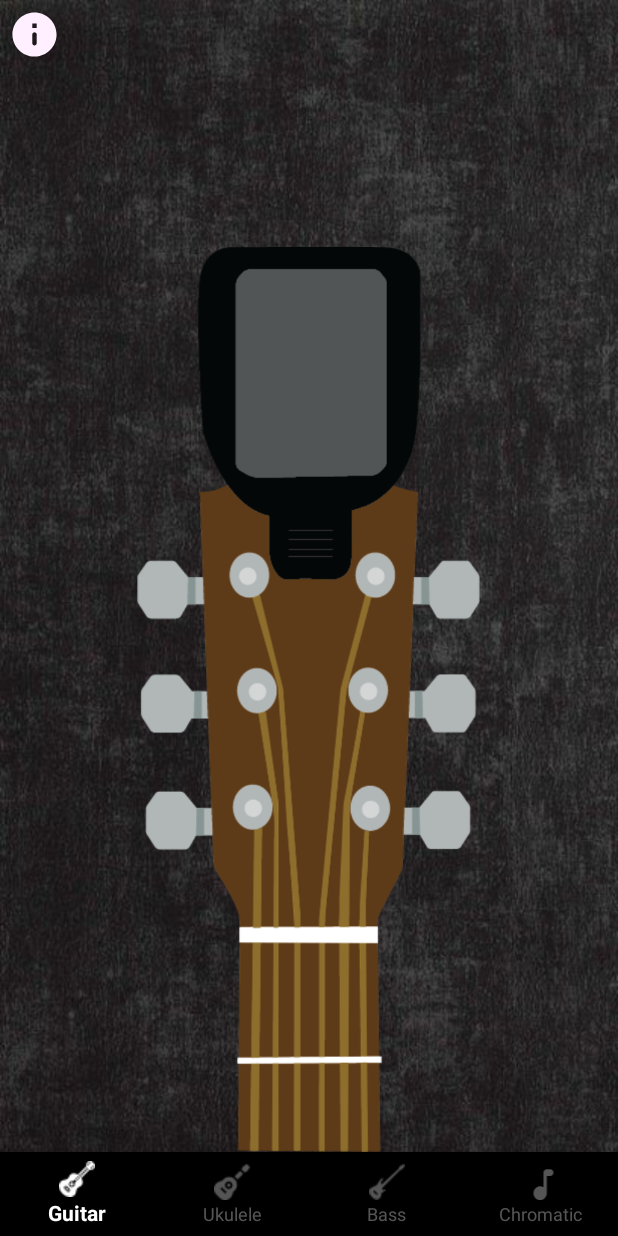
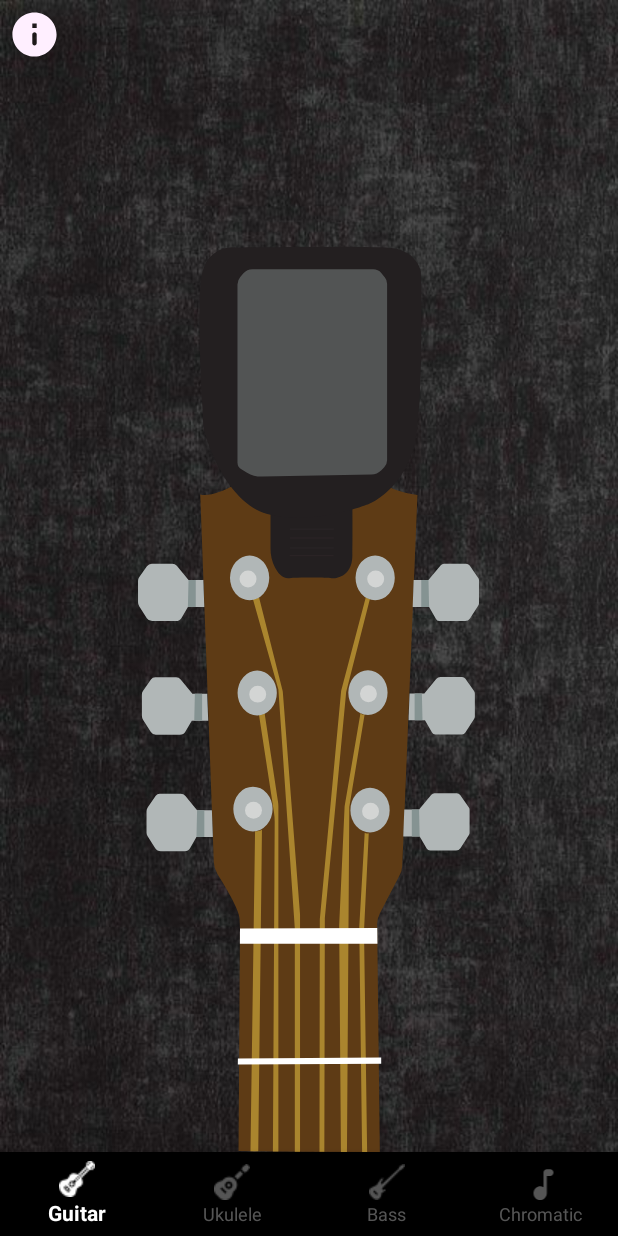
Before and after one commit to itay30/Tuner, an Android app: the screen it shows after launch (TuningClass), on a phone screen of 412 x 824 dp. Run offline under Robolectric (Android 15) with nearby library versions, the phone set to English and light mode, and no system bars; 2 statements that could not run were skipped.

Commit message:
add vsc files of tuner backgrounds for new support screens changes

```diff
--- /dev/null
+++ b/app/src/main/res/drawable/ic_guitarbackground1.xml
@@ -0,0 +1,134 @@
+<vector xmlns:android="http://schemas.android.com/apk/res/android"
+    android:width="341.17dp"
+    android:height="905.31dp"
+    android:viewportWidth="341.17"
+    android:viewportHeight="905.31">
+  <path
+      android:pathData="M79.48,627.18c7,11.13 22.46,36.63 22.14,45.37l0.42,9.22L100.58,904.4q70.68,0.85 141.38,0.92l-2.63,-224 -0.06,-3.35a23,23 0,0 1,2.54 -10.88l20.16,-39a21.34,21.34 0,0 0,2.37 -8.92L265.58,590.91l14,-342.91s-28.5,-2.62 -44.68,-19.23a11.33,11.33 0,0 0,-6.81 -3.41c-10.95,-1.25 -40.49,-5.09 -53.6,-11.33a9.4,9.4 0,0 0,-6.68 -0.53c-9.74,2.79 -35.81,10 -45.39,9.69a7.49,7.49 0,0 0,-4.61 1.36c-8.46,6.15 -38.72,27 -55.53,23l13.58,367.82A23.56,23.56 0,0 0,79.48 627.18Z"
+      android:fillColor="#5e3b15"/>
+  <path
+      android:pathData="M120.31,904.66l3.71,-321.87c-0.42,1.67 -6.91,1.88 -6.91,1.88l-4.59,319.9Z"
+      android:fillColor="#aa852e"/>
+  <path
+      android:pathData="M136.76,575l-1.79,329.76 5.48,0.05v-345a30.24,30.24 0,0 0,-0.35 -4.65l-13.46,-89.06c-0.16,2.2 -5.76,0.89 -5.76,0.89l15.21,98.86A57.29,57.29 0,0 1,136.76 575Z"
+      android:fillColor="#aa852e"/>
+  <path
+      android:pathData="M156.89,681.77v223.17l5.23,0L162.12,667.84L144.91,445.31a9,9 0,0 0,-0.24 -1.45L120.88,349.74c-0.11,2.2 -5.86,2.51 -5.86,2.51L140.45,442.66Z"
+      android:fillColor="#aa852e"/>
+  <path
+      android:pathData="M186.43,905.12l0.5,-233.82 21.35,-226.1L232.15,351.66c-0.95,1.88 -4.09,-1.89 -4.09,-1.89L203.58,442.54a12.92,12.92 0,0 0,-0.4 2.22L182,671.57a18.75,18.75 0,0 0,-0.1 2L181.58,905.09Z"
+      android:fillColor="#aa852e"/>
+  <path
+      android:pathData="M209.06,905.22l2.36,-344.93 15.39,-93.1a2.79,2.79 0,0 1,-4.19 -1.1L206.85,558.66a15.87,15.87 0,0 0,-0.18 1.69l-5.4,118.48 1.76,226.36Z"
+      android:fillColor="#aa852e"/>
+  <path
+      android:pathData="M229.26,905.29 L226.13,683.86l4.76,-97.66c0,1.26 -4.08,0 -4.08,0l-5.44,93.89 2.85,225.18Z"
+      android:fillColor="#aa852e"/>
+  <path
+      android:pathData="M99.87,817.72l143.49,-0.6l-0.02,-6.28l-143.39,1.01l-0.08,5.87z"
+      android:fillColor="#fff"/>
+  <path
+      android:pathData="M101.94,697.04l137.62,0l-0.19,-15.7l-137.33,0.42l-0.1,15.28z"
+      android:fillColor="#fff"/>
+  <path
+      android:pathData="M95.38,562.22a19.64,22.4 0,1 0,39.28 0a19.64,22.4 0,1 0,-39.28 0z"
+      android:fillColor="#b1b7b7"/>
+  <path
+      android:pathData="M115.54,563.38m-8.48,0a8.48,8.48 0,1 1,16.96 0a8.48,8.48 0,1 1,-16.96 0"
+      android:fillColor="#d3d5d4"/>
+  <path
+      android:pathData="M212.51,563.38a19.64,22.4 0,1 0,39.28 0a19.64,22.4 0,1 0,-39.28 0z"
+      android:fillColor="#b1b7b7"/>
+  <path
+      android:pathData="M232.67,564.53m-8.48,0a8.48,8.48 0,1 1,16.96 0a8.48,8.48 0,1 1,-16.96 0"
+      android:fillColor="#d3d5d4"/>
+  <path
+      android:pathData="M210.42,445.72a19.64,22.4 0,1 0,39.28 0a19.64,22.4 0,1 0,-39.28 0z"
+      android:fillColor="#b1b7b7"/>
+  <path
+      android:pathData="M230.58,446.88m-8.48,0a8.48,8.48 0,1 1,16.96 0a8.48,8.48 0,1 1,-16.96 0"
+      android:fillColor="#d3d5d4"/>
+  <path
+      android:pathData="M99.62,446.14a19.64,22.4 0,1 0,39.28 0a19.64,22.4 0,1 0,-39.28 0z"
+      android:fillColor="#b1b7b7"/>
+  <path
+      android:pathData="M119.78,447.3m-8.48,0a8.48,8.48 0,1 1,16.96 0a8.48,8.48 0,1 1,-16.96 0"
+      android:fillColor="#d3d5d4"/>
+  <path
+      android:pathData="M92.03,330.97a19.64,22.4 0,1 0,39.28 0a19.64,22.4 0,1 0,-39.28 0z"
+      android:fillColor="#b1b7b7"/>
+  <path
+      android:pathData="M110.1,332.12m-8.48,0a8.48,8.48 0,1 1,16.96 0a8.48,8.48 0,1 1,-16.96 0"
+      android:fillColor="#d3d5d4"/>
+  <path
+      android:pathData="M217.64,330.97a19.64,22.4 0,1 0,39.28 0a19.64,22.4 0,1 0,-39.28 0z"
+      android:fillColor="#b1b7b7"/>
+  <path
+      android:pathData="M237.8,332.12m-8.48,0a8.48,8.48 0,1 1,16.96 0a8.48,8.48 0,1 1,-16.96 0"
+      android:fillColor="#d3d5d4"/>
+  <path
+      android:pathData="M74.91,590.29L58.49,590.29l-6.42,11.11a6,6 0,0 1,-5.22 3h-24a6.67,6.67 0,0 1,-5.62 -3.06l-7.6,-11.85a7,7 0,0 1,-1.1 -3.78L8.53,564.49a7.23,7.23 0,0 1,1.29 -4.12l7.9,-11.31a5,5 0,0 1,4.06 -2.11L42.68,546.95a6.2,6.2 0,0 1,4.8 2.27l11.64,14.16h14.8"
+      android:fillColor="#b1b7b7"/>
+  <path
+      android:pathData="M59.13,563.38l-0.63,26.9l7.85,0l0,-26.9l-7.22,0z"
+      android:fillColor="#859392"/>
+  <path
+      android:pathData="M70.24,473.79L53.82,473.79l-6.32,10.92a6.4,6.4 0,0 1,-5.54 3.2L17.73,487.91a5.78,5.78 0,0 1,-4.87 -2.66l-7.7,-12a8,8 0,0 1,-1.27 -4.33L3.89,447.57a5.94,5.94 0,0 1,1.05 -3.36l8,-11.46a5.34,5.34 0,0 1,4.41 -2.3h20.79a5.89,5.89 0,0 1,4.55 2.14l11.74,14.29h14.79"
+      android:fillColor="#b1b7b7"/>
+  <path
+      android:pathData="M56.91,446.87l-0.63,26.91l7.85,0l0,-26.91l-7.22,0z"
+      android:fillColor="#859392"/>
+  <path
+      android:pathData="M66.34,360.13L49.93,360.13l-6.37,11a6.21,6.21 0,0 1,-5.38 3.1h-24a6.38,6.38 0,0 1,-5.37 -2.94l-7.63,-11.89a7.36,7.36 0,0 1,-1.16 -4L0.02,334.04a6.27,6.27 0,0 1,1.13 -3.6l7.76,-11.1a6,6 0,0 1,4.91 -2.56h20.49a5.88,5.88 0,0 1,4.52 2.14L50.58,333.22h14.8"
+      android:fillColor="#b1b7b7"/>
+  <path
+      android:pathData="M50.56,333.21l-0.63,26.91l7.85,0l0,-26.91l-7.22,0z"
+      android:fillColor="#859392"/>
+  <path
+      android:pathData="M274.82,360.13h16.41l6.9,11.92a4.4,4.4 0,0 0,3.81 2.2h25.5a5.58,5.58 0,0 0,4.69 -2.56l8.35,-13a4.43,4.43 0,0 0,0.68 -2.35v-23a4,4 0,0 0,-0.73 -2.32l-8.58,-12.29a4.58,4.58 0,0 0,-3.74 -1.95h-22a4.13,4.13 0,0 0,-3.19 1.51L290.58,333.22h-14.8"
+      android:fillColor="#b1b7b7"/>
+  <path
+      android:pathData="M290.61,333.21l0.63,26.91l-7.85,0l0,-26.91l7.22,0z"
+      android:fillColor="#859392"/>
+  <path
+      android:pathData="M270.68,473.47h16.42L294.17,485.66a3.81,3.81 0,0 0,3.29 1.9h26.7a4,4 0,0 0,3.38 -1.85l8.87,-13.84a3.87,3.87 0,0 0,0.62 -2.09v-23a4.62,4.62 0,0 0,-0.82 -2.62L327.58,431.89a4.12,4.12 0,0 0,-3.37 -1.76L302.58,430.13a5.49,5.49 0,0 0,-4.24 2l-11.86,14.43h-14.8"
+      android:fillColor="#b1b7b7"/>
+  <path
+      android:pathData="M284.01,446.56l0.63,26.91l-7.85,0l0,-26.91l7.22,0z"
+      android:fillColor="#859392"/>
+  <path
+      android:pathData="M265.39,589.66h16.42l7,12.06a4.11,4.11 0,0 0,3.57 2.06h25.89a5.16,5.16 0,0 0,4.34 -2.37l8.48,-13.21a4.29,4.29 0,0 0,0.67 -2.31v-23a4,4 0,0 0,-0.72 -2.29l-8.69,-12.44a4.25,4.25 0,0 0,-3.48 -1.81h-22.2a4.16,4.16 0,0 0,-3.21 1.51l-12.25,14.92h-14.8"
+      android:fillColor="#b1b7b7"/>
+  <path
+      android:pathData="M281.19,562.75l0.63,26.91l-7.85,0l0,-26.91l7.22,0z"
+      android:fillColor="#859392"/>
+  <path
+      android:pathData="M132.58,257.83L132.58,301.26a42.05,42.05 0,0 0,4.37 19.13c3,5.94 7.75,11.69 14.5,10.94 13.5,-1.5 43.51,0.07 43.51,0.07s19,0.43 19.5,-22.07 0,-56.4 0,-56.4"
+      android:fillColor="#231f20"/>
+  <path
+      android:pathData="M66.01,183.04l0.38,1.38c2.83,10 21.7,71 62.95,82.67 45,12.75 100.86,-9.64 100.86,-9.64s43,-16.19 49.25,-77.17 3.52,-155.7 3.52,-155.7 -3.52,-23.08 -35.18,-24.12 -150.11,0 -150.11,0 -27.76,-3.44 -34,28.25S66.01,183.04 66.01,183.04Z"
+      android:fillColor="#231f20"/>
+  <path
+      android:pathData="M152.02,301.07L195.9,301.07"
+      android:strokeWidth="0.25"
+      android:fillColor="#00000000"
+      android:strokeColor="#42373a"/>
+  <path
+      android:pathData="M152.02,282.19L195.9,282.19"
+      android:strokeWidth="0.25"
+      android:fillColor="#00000000"
+      android:strokeColor="#42373a"/>
+  <path
+      android:pathData="M152.02,291.11L195.9,291.11"
+      android:strokeWidth="0.25"
+      android:fillColor="#00000000"
+      android:strokeColor="#42373a"/>
+  <path
+      android:pathData="M151.69,308.74L195.57,308.74"
+      android:strokeWidth="0.25"
+      android:fillColor="#00000000"
+      android:strokeColor="#42373a"/>
+  <path
+      android:pathData="M102.34,30.02l2.93,-3.45a12.42,12.42 0,0 1,9.48 -4.24L235.21,22.33a10.49,10.49 0,0 1,8.16 3.75l3.66,4.55a9.73,9.73 0,0 1,2.2 6.14L249.23,213.41a9.86,9.86 0,0 1,-2.88 6.9l-2.88,3a14.51,14.51 0,0 1,-10.09 4.25L124.04,229.66a28.39,28.39 0,0 1,-14.94 -3.87l-5.29,-3.1a8.36,8.36 0,0 1,-4.29 -7.15v-178A11.61,11.61 0,0 1,102.34 30.02Z"
+      android:fillColor="#525454"/>
+</vector>
--- a/app/src/main/res/layout/bass_fragment.xml
+++ b/app/src/main/res/layout/bass_fragment.xml
@@ -11,7 +11,7 @@
         android:layout_width="match_parent"
         android:layout_height="match_parent"
         android:scaleType="centerInside"
-        android:src="@drawable/bassguitarbackground"/>
+        android:src="@drawable/ic_bassbackground1"/>
 
 <!--    <LinearLayout-->
 <!--        android:layout_width="match_parent"-->
--- a/app/src/main/res/layout/guitar_fragment.xml
+++ b/app/src/main/res/layout/guitar_fragment.xml
@@ -10,6 +10,6 @@
         android:layout_width="match_parent"
         android:layout_height="match_parent"
         android:scaleType="centerInside"
-        android:src="@drawable/guitarbackground"/>
+        android:src="@drawable/ic_guitarbackground1"/>
 
 </FrameLayout>
--- a/app/src/main/res/layout/ukulele_fragment.xml
+++ b/app/src/main/res/layout/ukulele_fragment.xml
@@ -11,7 +11,7 @@
         android:layout_width="match_parent"
         android:layout_height="match_parent"
         android:scaleType="centerInside"
-        android:src="@drawable/ukulelebackground"
+        android:src="@drawable/ic_ukulelebackground1"
         android:layout_marginEnd="4dp"/>
 
 <!--    <LinearLayout-->
```
Also changed, not shown: app/src/main/res/drawable/ic_bassbackground1.xml (added, +90 -0 lines), app/src/main/res/drawable/ic_ukulelebackground1.xml (added, +98 -0 lines).
